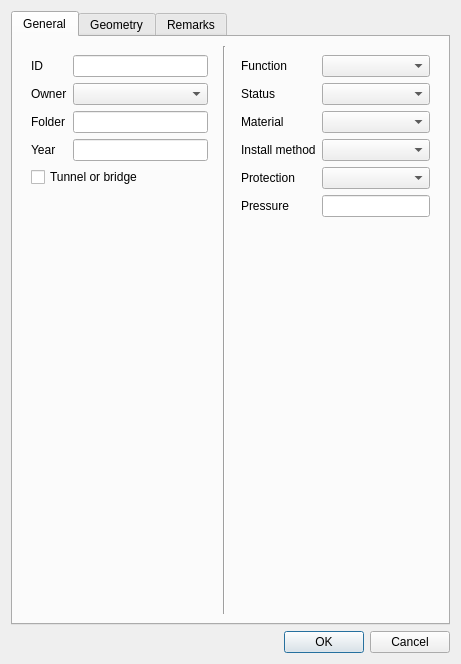
Old version of the form qgis-project/ui_forms/pipe.ui in the repository qwat/QWAT.
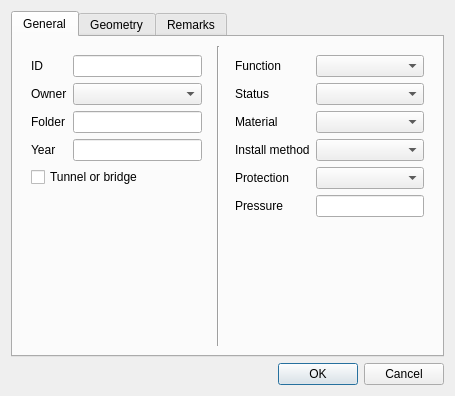
New version of the form.

Patch:
```diff
--- a/qgis-project/ui_forms/pipe.ui
+++ b/qgis-project/ui_forms/pipe.ui
@@ -6,8 +6,8 @@
    <rect>
     <x>0</x>
     <y>0</y>
-    <width>461</width>
-    <height>664</height>
+    <width>455</width>
+    <height>396</height>
    </rect>
   </property>
   <property name="windowTitle">
```
Left out of the diff: 2 changed lines with no effect on the pictures.
